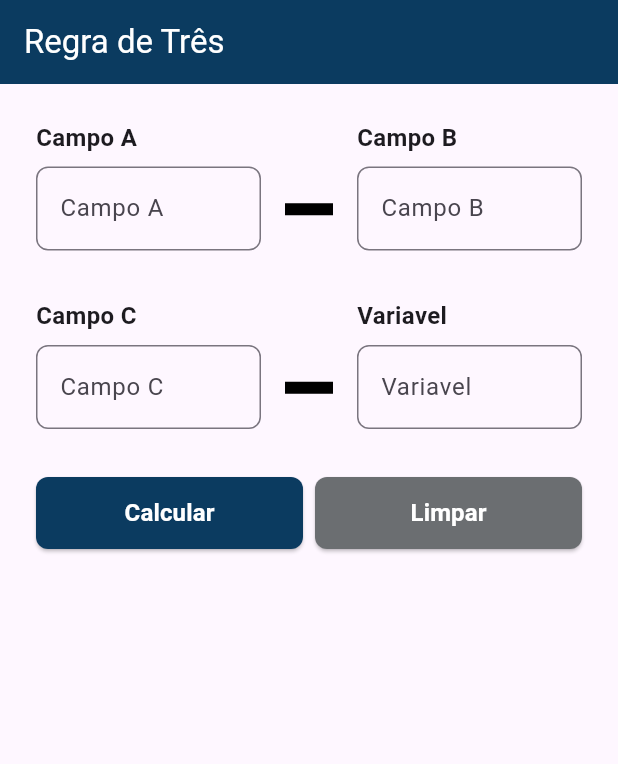
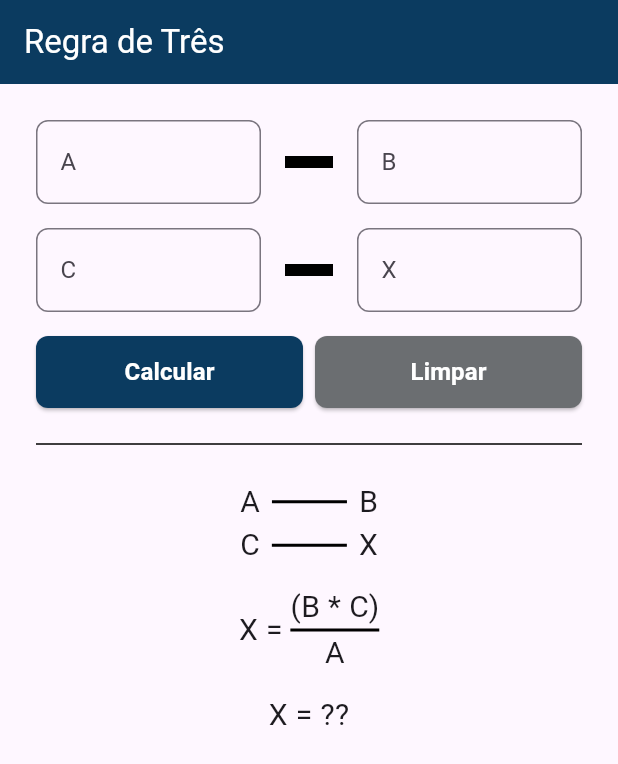
Before and after one commit to otaviohenrique1/app_regra_de_tres, a Flutter app: the screen it shows after launch, after a tap on "Calcular", after a tap on "Limpar", on a phone screen of 412 x 824 dp. Shown: the top 764 px of the screen. Run offline on Flutter 3.47's test engine with Material 2 defaults, Android fonts, the light colour scheme and no system bars; Roboto replaces fonts that are missing (PublicSans).

Commit message:
commit 3

```diff
--- a/lib/components/campo_texto.dart
+++ b/lib/components/campo_texto.dart
@@ -7,12 +7,10 @@ class CampoTexto extends StatelessWidget {
     super.key,
     required this.controller,
     required this.hintText,
-    required this.label,
     required this.keyboardType,
     this.validator,
   });
 
-  final String label;
   final TextEditingController controller;
   final String hintText;
   final String? Function(String?)? validator;
@@ -22,20 +20,8 @@ class CampoTexto extends StatelessWidget {
   Widget build(BuildContext context) {
     return Column(
       children: [
-        Container(
-          margin: const EdgeInsets.only(bottom: 8),
-          child: Align(
-            alignment: Alignment.centerLeft,
-            child: Text(
-              label,
-              style: const TextStyle(
-                fontSize: 16,
-                fontWeight: fontWeightBold,
-              ),
-            ),
-          ),
-        ),
         TextFormField(
+          keyboardType: keyboardType,
           controller: controller,
           validator: validator,
           decoration: InputDecoration(
--- a/lib/pages/homepage.dart
+++ b/lib/pages/homepage.dart
@@ -1,8 +1,7 @@
+import 'package:flutter/material.dart';
 import 'package:app_regra_de_tres/components/botao.dart';
 import 'package:app_regra_de_tres/components/campo_texto.dart';
 import 'package:app_regra_de_tres/utils/validator.dart';
-import 'package:flutter/material.dart';
-import 'package:app_regra_de_tres/components/titulo.dart';
 import 'package:app_regra_de_tres/styles/colors.dart';
 
 class HomePage extends StatefulWidget {
@@ -17,22 +16,27 @@ class _HomePageState extends State<HomePage> {
   final TextEditingController _campoAController = TextEditingController();
   final TextEditingController _campoBController = TextEditingController();
   final TextEditingController _campoCController = TextEditingController();
-  final TextEditingController _campoDController = TextEditingController();
+  final TextEditingController _campoXController = TextEditingController();
 
   @override
   void dispose() {
     _campoAController.dispose();
     _campoBController.dispose();
     _campoCController.dispose();
-    _campoDController.dispose();
+    _campoXController.dispose();
     super.dispose();
   }
 
-  void _calcularRegraDeTres() {
-    setState(() {
-      //
-    });
-  }
+  double a = 0;
+  double b = 0;
+  double c = 0;
+  String x = "";
+
+  String valorLabelA = "A";
+  String valorLabelB = "B";
+  String valorLabelC = "C";
+  String valorLabelX = "X";
+  String valorLabelResultado = "??";
 
   @override
   Widget build(BuildContext context) {
@@ -44,7 +48,9 @@ class _HomePageState extends State<HomePage> {
       body: SingleChildScrollView(
         child: Padding(
           padding: const EdgeInsets.all(24),
-          child: Form(
+          child: Column(
+            children: [
+              Form(
                 key: formKey,
                 child: Column(
                   children: [
@@ -52,29 +58,22 @@ class _HomePageState extends State<HomePage> {
                       children: [
                         Expanded(
                           child: CampoTexto(
-                        label: "Campo A",
-                        hintText: "Campo A",
+                            hintText: "A",
                             controller: _campoAController,
                             keyboardType: TextInputType.number,
                             validator: validaCampoVazio,
                           ),
                         ),
                         const SizedBox(width: 16),
-                    Column(
-                      children: [
-                        const SizedBox(height: 32),
                         Container(
                           width: 32,
                           height: 8,
                           color: preto,
                         ),
-                      ],
-                    ),
                         const SizedBox(width: 16),
                         Expanded(
                           child: CampoTexto(
-                        label: "Campo B",
-                        hintText: "Campo B",
+                            hintText: "B",
                             controller: _campoBController,
                             keyboardType: TextInputType.number,
                             validator: validaCampoVazio,
@@ -82,48 +81,56 @@ class _HomePageState extends State<HomePage> {
                         ),
                       ],
                     ),
-                const SizedBox(height: 32),
+                    const SizedBox(height: 16),
                     Row(
                       children: [
                         Expanded(
                           child: CampoTexto(
-                        label: "Campo C",
-                        hintText: "Campo C",
+                            hintText: "C",
                             controller: _campoCController,
                             keyboardType: TextInputType.number,
                             validator: validaCampoVazio,
                           ),
                         ),
                         const SizedBox(width: 16),
-                    Column(
-                      children: [
-                        const SizedBox(height: 32),
                         Container(
                           width: 32,
                           height: 8,
                           color: preto,
                         ),
-                      ],
-                    ),
                         const SizedBox(width: 16),
                         Expanded(
                           child: CampoTexto(
-                        label: "Variavel",
-                        hintText: "Variavel",
-                        controller: _campoDController,
+                            hintText: "X",
+                            controller: _campoXController,
                             keyboardType: TextInputType.text,
                             validator: validaCampoVazio,
                           ),
                         ),
                       ],
                     ),
-                const SizedBox(height: 32),
+                    const SizedBox(height: 16),
                     Row(
                       children: [
                         Expanded(
                           child: Botao(
                             onPressed: () {
-                          if (formKey.currentState!.validate()) {}
+                              if (formKey.currentState!.validate()) {
+                                setState(() {
+                                  a = double.parse(_campoAController.text);
+                                  b = double.parse(_campoBController.text);
+                                  c = double.parse(_campoCController.text);
+                                  x = _campoXController.text;
+
+                                  valorLabelA = a.toString();
+                                  valorLabelB = b.toString();
+                                  valorLabelC = c.toString();
+                                  valorLabelX = x;
+
+                                  double resultado = (b * c) / a;
+                                  valorLabelResultado = resultado.toString();
+                                });
+                              }
                             },
                             label: "Calcular",
                             backgroundColor: azul1,
@@ -134,7 +141,22 @@ class _HomePageState extends State<HomePage> {
                         Expanded(
                           child: Botao(
                             onPressed: () {
+                              setState(() {
                                 formKey.currentState!.reset();
+                                a = 0;
+                                b = 0;
+                                c = 0;
+                                x = "";
+                                valorLabelA = "A";
+                                valorLabelB = "B";
+                                valorLabelC = "C";
+                                valorLabelX = "X";
+                                valorLabelResultado = "??";
+                                _campoAController.text = "";
+                                _campoBController.text = "";
+                                _campoCController.text = "";
+                                _campoXController.text = "";
+                              });
                             },
                             label: "Limpar",
                             backgroundColor: cinza1,
@@ -146,6 +168,93 @@ class _HomePageState extends State<HomePage> {
                   ],
                 ),
               ),
+              const Padding(
+                padding: EdgeInsets.symmetric(vertical: 16),
+                child: Divider(color: preto),
+              ),
+              Row(
+                mainAxisAlignment: MainAxisAlignment.center,
+                children: [
+                  Text(
+                    valorLabelA,
+                    style: const TextStyle(fontSize: 20),
+                    softWrap: true,
+                  ),
+                  Container(
+                    width: 50,
+                    height: 2,
+                    color: preto,
+                    margin: const EdgeInsets.symmetric(horizontal: 8),
+                  ),
+                  Text(
+                    valorLabelB,
+                    style: const TextStyle(fontSize: 20),
+                    softWrap: true,
+                  ),
+                ],
+              ),
+              Row(
+                mainAxisAlignment: MainAxisAlignment.center,
+                children: [
+                  Text(
+                    valorLabelC,
+                    style: const TextStyle(fontSize: 20),
+                    softWrap: true,
+                  ),
+                  Container(
+                    width: 50,
+                    height: 2,
+                    color: preto,
+                    margin: const EdgeInsets.symmetric(horizontal: 8),
+                  ),
+                  Text(
+                    valorLabelX,
+                    style: const TextStyle(fontSize: 20),
+                    softWrap: true,
+                  ),
+                ],
+              ),
+              Container(
+                margin: const EdgeInsets.symmetric(vertical: 12),
+                child: Row(
+                  mainAxisAlignment: MainAxisAlignment.center,
+                  children: [
+                    const Text(
+                      "X = ",
+                      style: TextStyle(fontSize: 20),
+                      softWrap: true,
+                    ),
+                    Column(
+                      children: [
+                        Container(
+                          decoration: const BoxDecoration(
+                            border: Border(
+                              bottom: BorderSide(color: preto, width: 2),
+                            ),
+                          ),
+                          child: Text(
+                            "($valorLabelB * $valorLabelC)",
+                            style: const TextStyle(fontSize: 20),
+                            softWrap: true,
+                          ),
+                        ),
+                        Text(
+                          valorLabelA,
+                          style: const TextStyle(fontSize: 20),
+                          softWrap: true,
+                        ),
+                      ],
+                    ),
+                  ],
+                ),
+              ),
+              Text(
+                "$valorLabelX = $valorLabelResultado",
+                style: const TextStyle(fontSize: 20),
+                softWrap: true,
+              ),
+            ],
+          ),
         ),
       ),
     );
```
Lines whose indentation alone changed are shown as unchanged.
